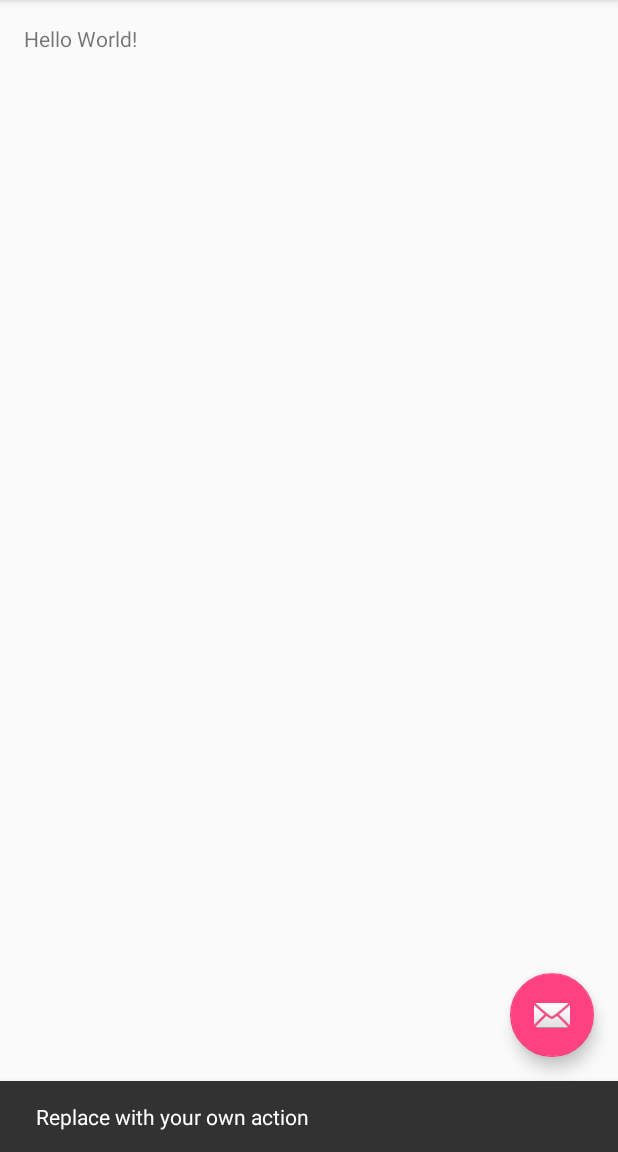
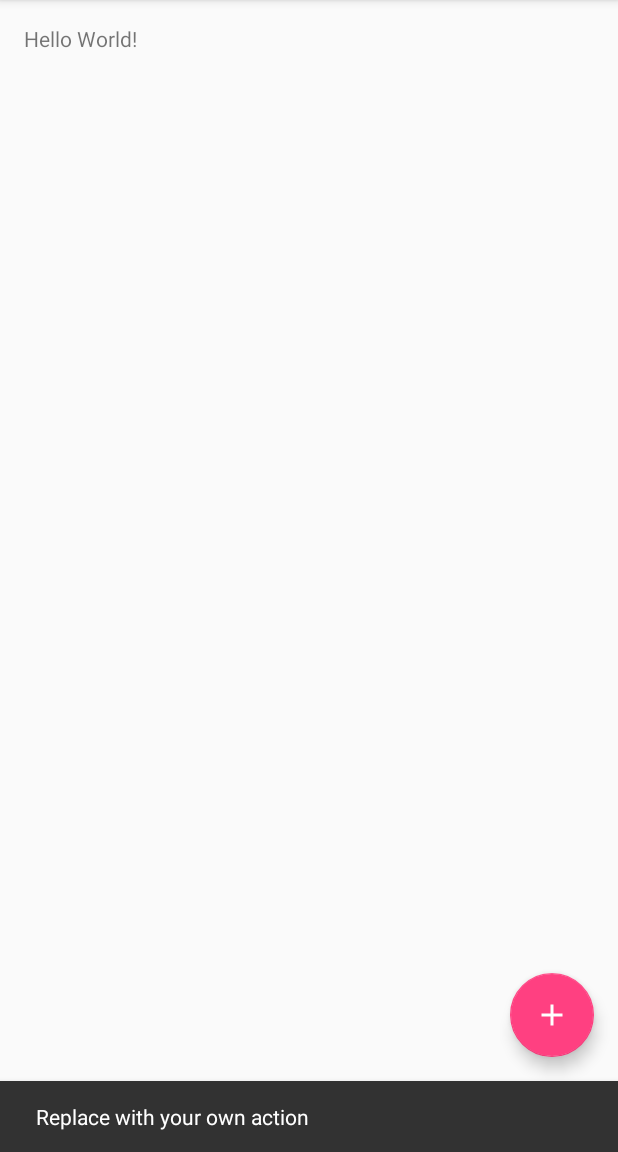
Before and after one commit to adriendomurado/escalier, an Android app: the screen it shows after launch (MainActivity), after a tap on an icon or button, on a phone screen of 412 x 824 dp, the part 84-1236 px from its top. Run offline under Robolectric (Android 15) with nearby library versions, the phone set to English and light mode, and no system bars.

```diff
--- a/app/src/main/java/fr/domurado/escalier/MainActivity.java
+++ b/app/src/main/java/fr/domurado/escalier/MainActivity.java
@@ -11,6 +11,8 @@ import android.view.View;
 
 public class MainActivity extends AppCompatActivity {
 
+    private static String TAG = "MainActivity";
+
     @Override
     protected void onCreate(Bundle savedInstanceState) {
         super.onCreate(savedInstanceState);
@@ -23,9 +25,10 @@ public class MainActivity extends AppCompatActivity {
             @Override
             public void onClick(View view) {
                 Snackbar.make(view, "Replace with your own action", Snackbar.LENGTH_LONG)
-                        .setAction("Action", null).show();
+                        .setAction("ACTION", null).show();
             }
         });
+
     }
 
     @Override
@@ -49,4 +52,5 @@ public class MainActivity extends AppCompatActivity {
 
         return super.onOptionsItemSelected(item);
     }
+
 }
--- a/app/src/main/res/layout/activity_main.xml
+++ b/app/src/main/res/layout/activity_main.xml
@@ -1,6 +1,5 @@
 <?xml version="1.0" encoding="utf-8"?>
-<android.support.design.widget.CoordinatorLayout
-    xmlns:android="http://schemas.android.com/apk/res/android"
+<android.support.design.widget.CoordinatorLayout xmlns:android="http://schemas.android.com/apk/res/android"
     xmlns:app="http://schemas.android.com/apk/res-auto"
     xmlns:tools="http://schemas.android.com/tools"
     android:layout_width="match_parent"
@@ -9,8 +8,8 @@
     tools:context=".MainActivity">
 
     <android.support.design.widget.AppBarLayout
+        android:layout_width="match_parent"
         android:layout_height="wrap_content"
-        android:layout_width="match_parent"
         android:theme="@style/AppTheme.AppBarOverlay">
 
         <android.support.v7.widget.Toolbar
@@ -18,7 +17,7 @@
             android:layout_width="match_parent"
             android:layout_height="?attr/actionBarSize"
             android:background="?attr/colorPrimary"
-            app:popupTheme="@style/AppTheme.PopupOverlay"/>
+            app:popupTheme="@style/AppTheme.PopupOverlay" />
 
     </android.support.design.widget.AppBarLayout>
 
@@ -30,6 +29,6 @@
         android:layout_height="wrap_content"
         android:layout_gravity="bottom|end"
         android:layout_margin="@dimen/fab_margin"
-        android:src="@android:drawable/ic_dialog_email"/>
+        android:src="@drawable/ic_add_white_24dp" />
 
 </android.support.design.widget.CoordinatorLayout>
--- a/app/src/main/res/values/dimens.xml
+++ b/app/src/main/res/values/dimens.xml
@@ -3,4 +3,5 @@
     <dimen name="activity_horizontal_margin">16dp</dimen>
     <dimen name="activity_vertical_margin">16dp</dimen>
     <dimen name="fab_margin">16dp</dimen>
+    <dimen name="text_margin">16dp</dimen>
 </resources>
```
Also changed, not shown: app/build.gradle (+6 -3 lines), app/src/main/res/drawable-hdpi/ic_add_white_24dp.png (added), app/src/main/res/drawable-mdpi/ic_add_white_24dp.png (added), app/src/main/res/mipmap-hdpi/ic_launcher.png, app/src/main/res/mipmap-mdpi/ic_launcher.png, app/src/main/res/mipmap-xhdpi/ic_launcher.png, app/src/main/res/mipmap-xxhdpi/ic_launcher.png, app/src/main/res/mipmap-xxxhdpi/ic_launcher.png, 1 other file.
